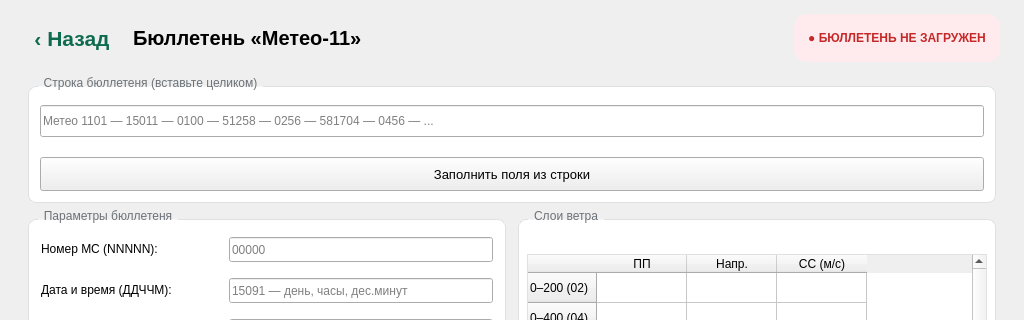
This is Meteo11.ui in Pobryakushka/MMK as Qt 5 draws it before an edit; both pictures show x 0 to 1024 and y 0 to 320 of the 1024 by 640 pixel window. The edited form follows.
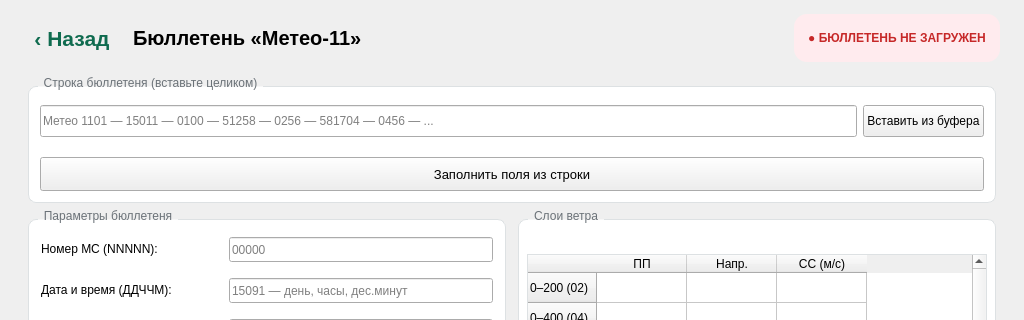
This is the edited form.

```diff
--- a/Meteo11.ui
+++ b/Meteo11.ui
@@ -153,6 +153,11 @@
          <number>4</number>
         </property>
         <item>
+         <layout class="QHBoxLayout" name="hLayoutRawBulletin">
+          <property name="spacing">
+           <number>6</number>
+          </property>
+          <item>
          <widget class="QLineEdit" name="lineEdit_rawBulletin">
           <property name="minimumSize">
            <size>
@@ -170,6 +175,30 @@
            <string>Метео 1101 — 15011 — 0100 — 51258 — 0256 — 581704 — 0456 — ...</string>
           </property>
          </widget>
+          </item>
+          <item>
+           <widget class="QPushButton" name="btnMet11Paste">
+            <property name="minimumSize">
+             <size>
+              <width>0</width>
+              <height>32</height>
+             </size>
+            </property>
+            <property name="maximumSize">
+             <size>
+              <width>16777215</width>
+              <height>32</height>
+             </size>
+            </property>
+            <property name="toolTip">
+             <string>Вставить текст из буфера обмена</string>
+            </property>
+            <property name="text">
+             <string>Вставить из буфера</string>
+            </property>
+           </widget>
+          </item>
+         </layout>
         </item>
         <item>
          <widget class="QLabel" name="lblRawBulletinHint">
```
Lines whose indentation alone changed are shown as unchanged.
